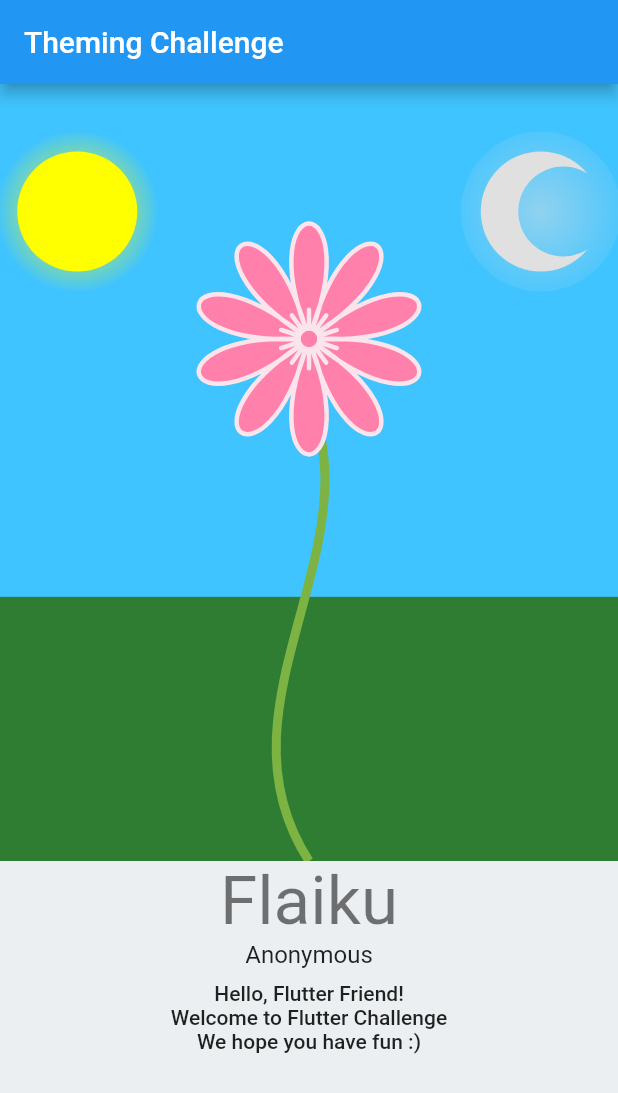
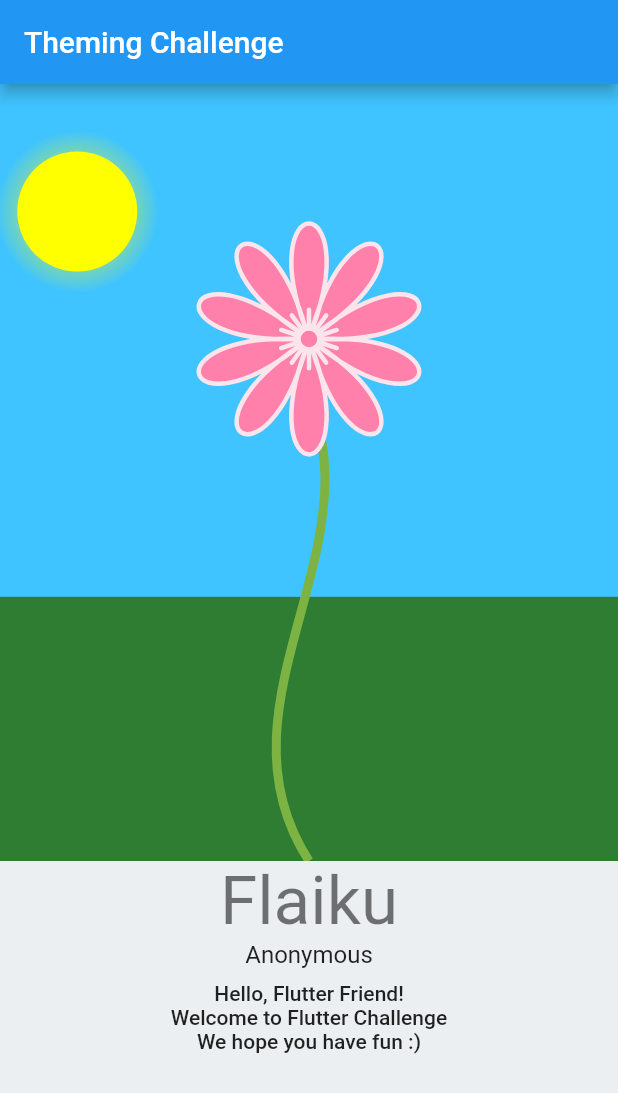
Before and after one commit to Flutter-Challenge/mini_challenge_1_starter_app, a Flutter app: the screen it shows after launch, on a phone screen of 412 x 824 dp. Shown: the top 1093 px of the screen. Run offline on Flutter 3.47's test engine with Material 2 defaults, Android fonts, the phone set to English and light mode, and no system bars.

Commit message:
better naming

```diff
--- a/lib/SceneryPainter.dart
+++ b/lib/SceneryPainter.dart
@@ -9,7 +9,6 @@ class SceneryPainter extends CustomPainter {
     required this.petalStrokeColor,
     required this.stemColor,
     required this.skyColor,
-    required this.groundColor,
     required this.midPointX,
     required this.textHeight,
     required this.drawSun,
@@ -20,7 +19,6 @@ class SceneryPainter extends CustomPainter {
   final Color petalStrokeColor;
   final Color stemColor;
   final Color skyColor;
-  final Color groundColor;
   final double midPointX;
   final double textHeight;
   final bool drawSun;
@@ -41,7 +39,10 @@ class SceneryPainter extends CustomPainter {
     _canvasHeight = size.height - textHeight;
     final skyHeight = _canvasHeight * .66;
     _paint.color = skyColor;
-    canvas.drawRect(Rect.fromPoints(Offset.zero, Offset(size.width, skyHeight)), _paint);
+    canvas.drawRect(
+      Rect.fromPoints(Offset.zero, Offset(size.width, skyHeight)),
+      _paint,
+    );
 
     final _flower = _flowerPath(canvas);
     _drawFlower(
--- a/lib/scenery.dart
+++ b/lib/scenery.dart
@@ -19,18 +19,17 @@ class _SceneryState extends State<Scenery> {
         children: [
           CustomPaint(
             foregroundPainter: SceneryPainter(
-              skyColor: CustomThemes.of(context).sceneryThemeData!.skyFillColor,
-              petalFillColor: CustomThemes.of(context).sceneryThemeData!.petalFillColor,
-              petalStrokeColor: CustomThemes.of(context).sceneryThemeData!.petalStrokeColor,
-              stemColor: CustomThemes.of(context).sceneryThemeData!.stemStrokeColor,
-              groundColor: CustomThemes.of(context).sceneryThemeData!.groundFillColor,
+              skyColor: CustomWidgetThemes.of(context).sceneryThemeData!.skyFillColor,
+              petalFillColor: CustomWidgetThemes.of(context).sceneryThemeData!.petalFillColor,
+              petalStrokeColor: CustomWidgetThemes.of(context).sceneryThemeData!.petalStrokeColor,
+              stemColor: CustomWidgetThemes.of(context).sceneryThemeData!.stemStrokeColor,
               midPointX: constraints.maxWidth / 2,
               textHeight: _textAreaHeight,
-              drawSun: _drawSun,
-              drawMoon: _drawMoon,
+              drawSun: CustomWidgetThemes.of(context).sceneryThemeData!.drawSun,
+              drawMoon: CustomWidgetThemes.of(context).sceneryThemeData!.drawMoon,
             ),
             child: Container(
-              color: CustomThemes.of(context).sceneryThemeData!.groundFillColor,
+              color: CustomWidgetThemes.of(context).sceneryThemeData!.groundFillColor,
             ),
           ),
           Positioned(
@@ -47,17 +46,14 @@ class _SceneryState extends State<Scenery> {
     );
   }
 
-  //todo(you) - Can you find a way to toggle these values with light mode and dark mode.
+  //todo(you) - Can you find a way to toggle this value with light mode and dark mode.
   final _textBackgroundColor = Colors.blueGrey.shade50;
-  final _drawMoon = true;
-  final _drawSun = true;
 }
 
 class SomeText extends StatelessWidget {
   const SomeText();
   @override
   Widget build(BuildContext context) {
-    //todo(you) - Required - Can you make this text more interesting with a custom AppTheme?
     return Column(
       crossAxisAlignment: CrossAxisAlignment.center,
       children: [
--- a/lib/themes/custom_themes.dart
+++ b/lib/themes/custom_themes.dart
@@ -2,18 +2,23 @@ import 'package:flutter/material.dart';
 
 import 'scenery_theme.dart';
 
-class CustomThemes {
-  static CustomThemes of(BuildContext context) => CustomThemes._privateConstructor(context);
+/// You can add themes for your own custom widgets here.
+/// NB: for this challenge, it is only required to modify sceneryThemeData
+class CustomWidgetThemes {
+  static CustomWidgetThemes of(BuildContext context) => CustomWidgetThemes._(context);
 
   SceneryThemeData? sceneryThemeData;
 
-  CustomThemes._privateConstructor(BuildContext context) {
+  CustomWidgetThemes._(BuildContext context) {
+    //todo(you) Modify this so that it has different values for light and dark mode
     sceneryThemeData = SceneryThemeData(
       skyFillColor: Colors.lightBlueAccent.shade200,
       groundFillColor: Colors.green.shade800,
       petalFillColor: Colors.pinkAccent.shade100,
       petalStrokeColor: Colors.pink.shade50,
       stemStrokeColor: Colors.lightGreen.shade600,
+      drawMoon: false,
+      drawSun: true,
     );
   }
 }
--- a/lib/themes/scenery_theme.dart
+++ b/lib/themes/scenery_theme.dart
@@ -29,6 +29,8 @@ class SceneryThemeData {
     required this.petalFillColor,
     required this.petalStrokeColor,
     required this.stemStrokeColor,
+    required this.drawMoon,
+    required this.drawSun,
   });
 
   final Color skyFillColor;
@@ -40,4 +42,8 @@ class SceneryThemeData {
   final Color petalStrokeColor;
 
   final Color stemStrokeColor;
+
+  final bool drawSun;
+
+  final bool drawMoon;
 }
```
